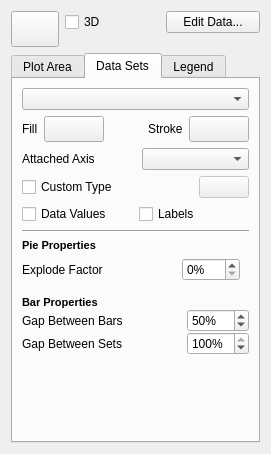
Above: plugins/chartshape/ChartConfigWidget.ui from KDE/krita before the change. Below: the same form after it.
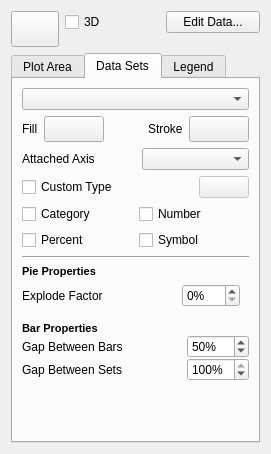
That is the form after the change. Icons and pictures are not drawn. Custom widgets are drawn as their Qt base class.

Commit message: Implement saving to ODF and UI for editing for the data-value-labels.

Patch:
```diff
--- a/plugins/chartshape/ChartConfigWidget.ui
+++ b/plugins/chartshape/ChartConfigWidget.ui
@@ -341,24 +341,6 @@
          </property>
         </widget>
        </item>
-       <item row="6" column="0" colspan="3">
-        <layout class="QHBoxLayout" name="horizontalLayout_2">
-         <item>
-          <widget class="QCheckBox" name="datasetShowValues">
-           <property name="text">
-            <string>Data Values</string>
-           </property>
-          </widget>
-         </item>
-         <item>
-          <widget class="QCheckBox" name="dataSetShowLabels">
-           <property name="text">
-            <string>Labels</string>
-           </property>
-          </widget>
-         </item>
-        </layout>
-       </item>
        <item row="8" column="0" colspan="3">
         <widget class="QWidget" name="pieProperties" native="true">
          <layout class="QGridLayout" name="gridLayout_4">
@@ -524,6 +506,38 @@
          </item>
         </layout>
        </item>
+       <item row="6" column="0" colspan="3">
+        <layout class="QGridLayout" name="gridLayout_5" rowminimumheight="0,0">
+         <item row="0" column="0">
+          <widget class="QCheckBox" name="datasetShowCategory">
+           <property name="text">
+            <string>Category</string>
+           </property>
+          </widget>
+         </item>
+         <item row="1" column="1">
+          <widget class="QCheckBox" name="datasetShowSymbol">
+           <property name="text">
+            <string>Symbol</string>
+           </property>
+          </widget>
+         </item>
+         <item row="0" column="1">
+          <widget class="QCheckBox" name="dataSetShowNumber">
+           <property name="text">
+            <string>Number</string>
+           </property>
+          </widget>
+         </item>
+         <item row="1" column="0">
+          <widget class="QCheckBox" name="datasetShowPercent">
+           <property name="text">
+            <string>Percent</string>
+           </property>
+          </widget>
+         </item>
+        </layout>
+       </item>
       </layout>
      </widget>
      <widget class="QWidget" name="tab_3">
```
The commit also changes 6 other files.
